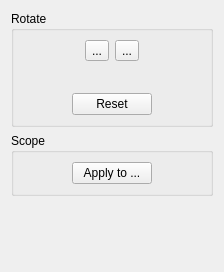
4lex4/scantailor-advanced, file filters/fix_orientation/ui/OrientationOptionsWidget.ui: the form before one commit.
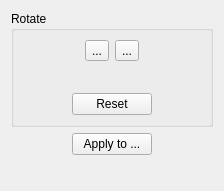
The form after the commit. Icons and pictures are not drawn.

Diff of the .ui file:
```diff
--- a/filters/fix_orientation/ui/OrientationOptionsWidget.ui
+++ b/filters/fix_orientation/ui/OrientationOptionsWidget.ui
@@ -1,12 +1,12 @@
 <ui version="4.0" >
  <class>OrientationOptionsWidget</class>
- <widget class="QWidget" name="OrientationOptionsWidget" >
-  <property name="geometry" >
+ <widget class="QWidget" name="OrientationOptionsWidget">
+  <property name="geometry">
    <rect>
     <x>0</x>
     <y>0</y>
     <width>224</width>
-    <height>272</height>
+    <height>191</height>
    </rect>
   </property>
   <property name="windowTitle" >
@@ -162,13 +162,7 @@
     </widget>
    </item>
    <item>
-    <widget class="QGroupBox" name="scopeBox" >
-     <property name="title" >
-      <string>Scope</string>
-     </property>
-     <layout class="QVBoxLayout" >
-      <item>
-       <layout class="QHBoxLayout" >
+    <layout class="QHBoxLayout">
         <item>
          <spacer>
           <property name="orientation" >
@@ -183,8 +177,8 @@
          </spacer>
         </item>
         <item>
-         <widget class="QPushButton" name="applyToBtn" >
-          <property name="text" >
+      <widget class="QPushButton" name="applyToBtn">
+       <property name="text">
            <string>Apply to ...</string>
           </property>
          </widget>
@@ -204,9 +198,6 @@
         </item>
        </layout>
       </item>
-     </layout>
-    </widget>
-   </item>
    <item>
     <spacer>
      <property name="orientation" >
```
Left out of the diff: 91 changed lines with no effect on the pictures. Lines whose indentation alone changed are shown as unchanged.
